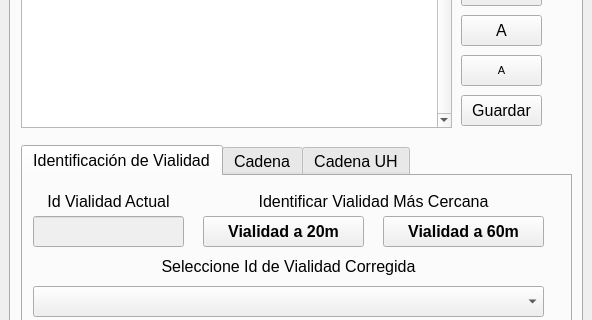
Above: numeros_exteriores_dockwidget_base.ui from DAGGDesarrollo/repo_dce before the change; both pictures show x 0 to 592 and y 165 to 485 of the 592 by 606 pixel window. Below: the same form after it.
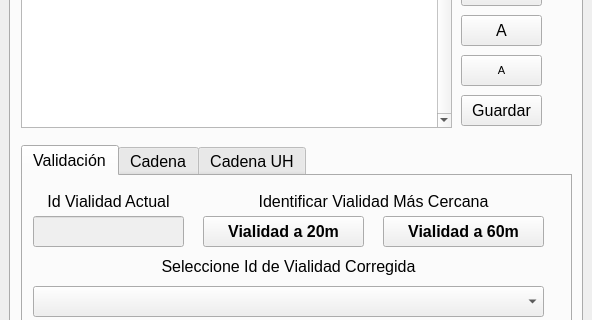
That is the form after the change. The open tabs and pages were chosen to show the change.

Commit message: Se actualiza el texto de la pestaña "Identificación de vialidad" por "Validación"

What changed in the file:
```diff
--- a/numeros_exteriores_dockwidget_base.ui
+++ b/numeros_exteriores_dockwidget_base.ui
@@ -658,7 +658,7 @@
         </property>
         <widget class="QWidget" name="IdentificacionSimple">
          <attribute name="title">
-          <string>Identificación de Vialidad</string>
+          <string>Validación</string>
          </attribute>
          <widget class="QPushButton" name="btnIdentificar10">
           <property name="geometry">
```
